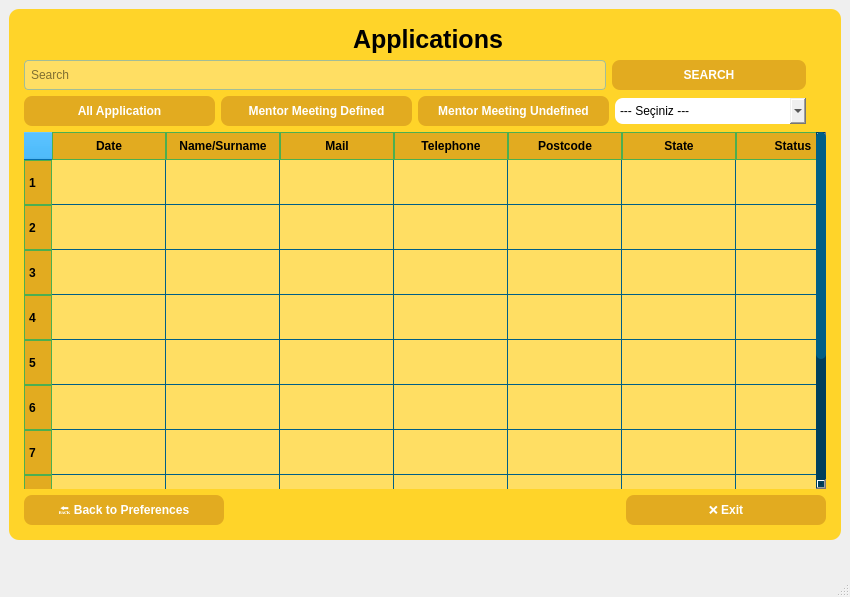
Above: ui/applications.ui from KursaDSc/Python-Module-Week7 before the change. Below: the same form after it.
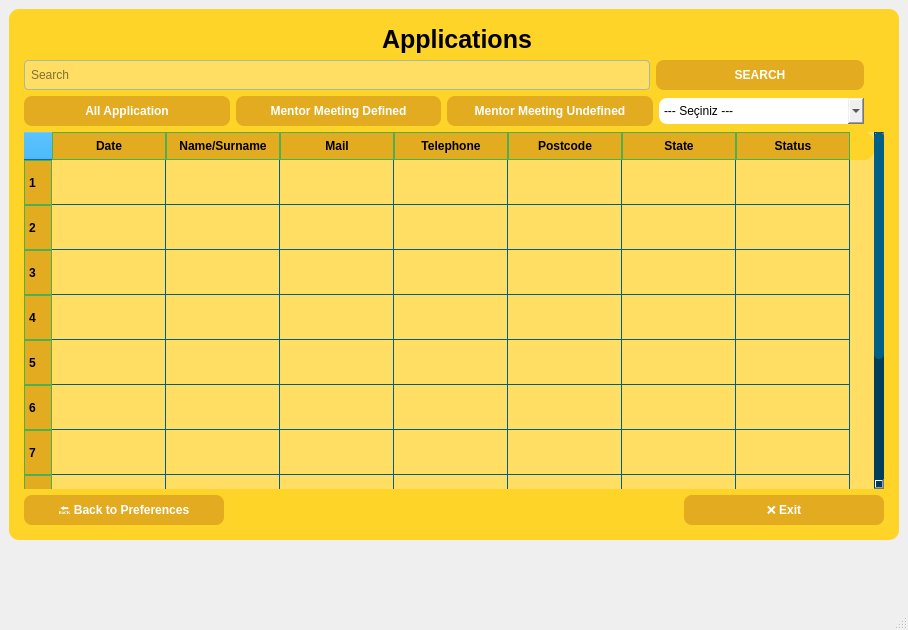
That is the form after the change. Icons and pictures are not drawn.

Patch:
```diff
--- a/ui/applications.ui
+++ b/ui/applications.ui
@@ -6,8 +6,8 @@
    <rect>
     <x>0</x>
     <y>0</y>
-    <width>850</width>
-    <height>597</height>
+    <width>908</width>
+    <height>630</height>
    </rect>
   </property>
   <property name="sizePolicy">
@@ -16,12 +16,6 @@
     <verstretch>0</verstretch>
    </sizepolicy>
   </property>
-  <property name="maximumSize">
-   <size>
-    <width>904</width>
-    <height>16777215</height>
-   </size>
-  </property>
   <property name="windowTitle">
    <string>MainWindow</string>
   </property>
```
Left out of the diff: 2 changed lines with no effect on the pictures.
